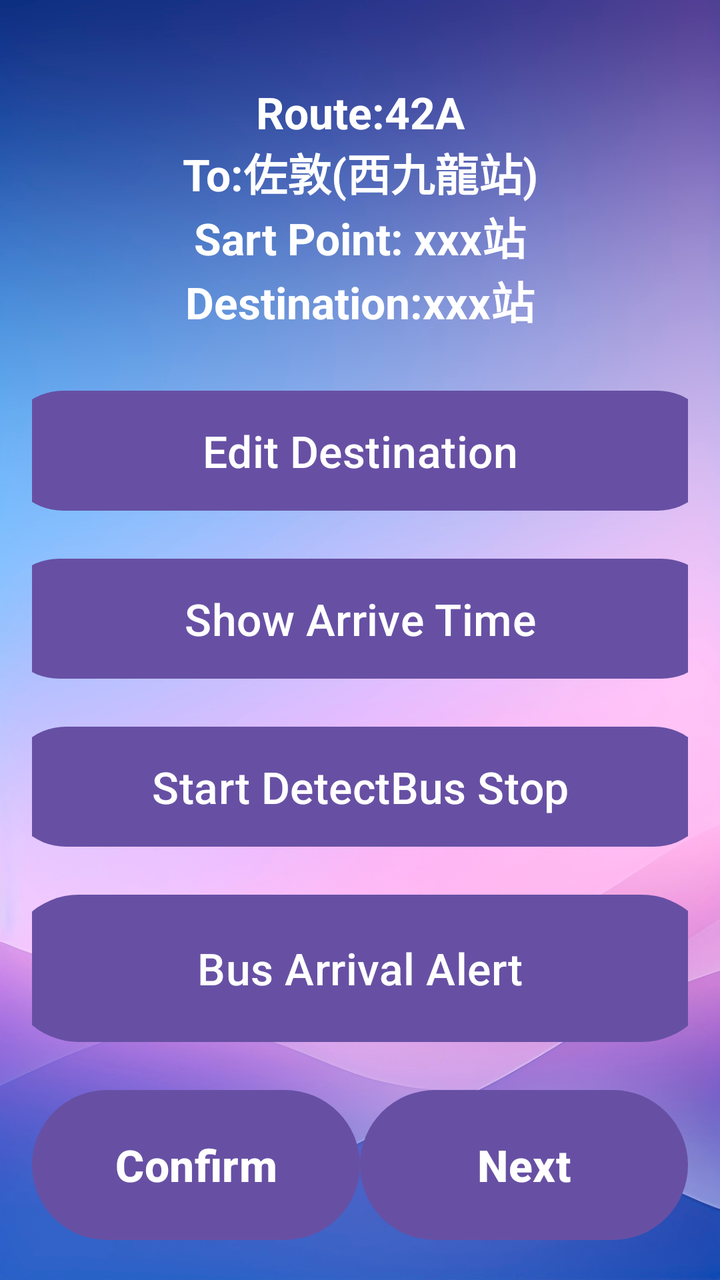
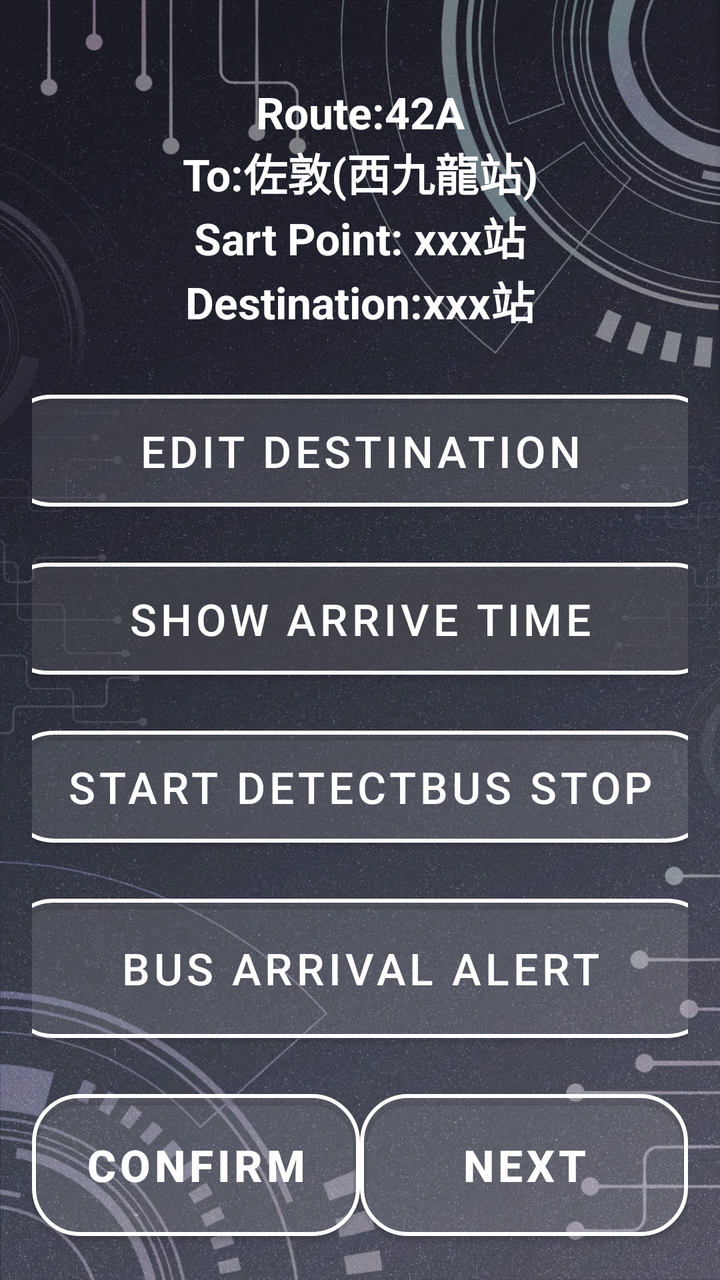

Two renders of the same Android screen: before a commit and after it. Below are the layout's source before the change and the commit's diff.
<!-- AndroidManifest.xml: application theme Theme.VISTA -->
<!-- res/layout/activity_find_bus_stop_menu_page.xml -->
<LinearLayout xmlns:android="http://schemas.android.com/apk/res/android"
    android:id="@+id/main"
    android:layout_width="match_parent"
    android:layout_height="match_parent"
    android:background="@drawable/background"
    android:orientation="vertical"
    android:gravity="center"
    android:padding="16dp"
    android:weightSum="5">

    <TextView
        android:id="@+id/txtFindBusStopMenuPageBusRoute"
        android:layout_width="wrap_content"
        android:layout_height="wrap_content"
        android:text="Route:42A\nTo:佐敦(西九龍站)\nSart Point: xxx站\nDestination:xxx站"
        android:textSize="22sp"
        android:textStyle="bold"
        android:textColor="@color/white"
        android:layout_marginTop="16dp"
        android:layout_weight="1"
        android:gravity="center"/>

    
    <Button
        android:id="@+id/btnFindBusStopMenuPageEditDestination"
        android:layout_width="357dp"
        android:layout_height="wrap_content"
        android:layout_marginTop="16dp"
        android:layout_weight="1"
        android:text="@string/FindBusStopMenuPage_EditDestination"
        android:textSize="22sp" />

    
    <Button
        android:id="@+id/btnFindBusStopMenuPageShowArriveTIme"
        android:layout_width="361dp"
        android:layout_height="wrap_content"
        android:layout_marginTop="16dp"
        android:layout_weight="1"
        android:text="@string/FindBusStopMenuPage_ShowArriveTIme"
        android:textSize="22sp" />

    <Button
        android:id="@+id/btnFindBusStopMenuPageStartDetectBusStop"
        android:layout_width="354dp"
        android:layout_height="wrap_content"
        android:layout_marginTop="16dp"
        android:layout_weight="1"
        android:text="@string/FindBusStopMenuPage_StartDetectBusStop"
        android:textSize="22sp" />

    <Button
        android:id="@+id/btnFindBusStopMenuPageBusArrivalAlert"
        android:layout_width="355dp"
        android:layout_height="63dp"
        android:layout_marginTop="16dp"
        android:layout_weight="1"
        android:text="@string/FindBusStopMenuPage_BusArrivalAlert"
        android:textSize="22sp" />

    
    <LinearLayout
        android:orientation="horizontal"
        android:layout_width="match_parent"
        android:layout_height="wrap_content"
        android:gravity="bottom"
        android:layout_marginTop="16dp"
        android:weightSum="2">

        
        <Button
            android:id="@+id/btnFindBusStopMenuPageConfirm"
            android:layout_width="0dp"
            android:layout_height="83dp"
            android:layout_weight="1"
            android:text="@string/btn_Confirm"
            android:textSize="22sp"
            android:textStyle="bold" />

        
        <Button
            android:id="@+id/btnFindBusStopMenuPageNext"
            android:layout_width="0dp"
            android:layout_height="83dp"
            android:layout_weight="1"
            android:text="@string/btn_next"
            android:textSize="22sp"
            android:textStyle="bold" />
    </LinearLayout>

</LinearLayout>
<!-- resources referenced by this layout -->
<resources>
  <color name="white">#FFFFFFFF</color>
  <!-- drawable background: jpg bitmap (drawable, 544840 bytes) -->
  <string name="FindBusStopMenuPage_BusArrivalAlert">Bus Arrival Alert</string>
  <string name="FindBusStopMenuPage_EditDestination">Edit Destination</string>
  <string name="FindBusStopMenuPage_ShowArriveTIme">Show Arrive Time</string>
  <string name="FindBusStopMenuPage_StartDetectBusStop">Start DetectBus Stop</string>
  <string name="btn_Confirm">Confirm</string>
  <string name="btn_next">Next</string>
  <style name="Theme.VISTA" parent="Base.Theme.VISTA" />
  <style name="Base.Theme.VISTA" parent="Theme.Material3.DayNight.NoActionBar">
          
          
      </style>
</resources>

<!-- the commit's change to res/layout/activity_find_bus_stop_menu_page.xml (unified diff, before → after) -->
@@ -1,4 +1,5 @@
 <LinearLayout xmlns:android="http://schemas.android.com/apk/res/android"
+    xmlns:app="http://schemas.android.com/apk/res-auto"
     android:id="@+id/main"
     android:layout_width="match_parent"
     android:layout_height="match_parent"
@@ -21,8 +22,9 @@
         android:gravity="center"/>
 
     
-    <Button
+    <com.google.android.material.button.MaterialButton
         android:id="@+id/btnFindBusStopMenuPageEditDestination"
+        style="@style/SemiTransparentRoundedButton"
         android:layout_width="357dp"
         android:layout_height="wrap_content"
         android:layout_marginTop="16dp"
@@ -31,8 +33,9 @@
         android:textSize="22sp" />
 
     
-    <Button
+    <com.google.android.material.button.MaterialButton
         android:id="@+id/btnFindBusStopMenuPageShowArriveTIme"
+        style="@style/SemiTransparentRoundedButton"
         android:layout_width="361dp"
         android:layout_height="wrap_content"
         android:layout_marginTop="16dp"
@@ -40,8 +43,9 @@
         android:text="@string/FindBusStopMenuPage_ShowArriveTIme"
         android:textSize="22sp" />
 
-    <Button
+    <com.google.android.material.button.MaterialButton
         android:id="@+id/btnFindBusStopMenuPageStartDetectBusStop"
+        style="@style/SemiTransparentRoundedButton"
         android:layout_width="354dp"
         android:layout_height="wrap_content"
         android:layout_marginTop="16dp"
@@ -49,8 +53,9 @@
         android:text="@string/FindBusStopMenuPage_StartDetectBusStop"
         android:textSize="22sp" />
 
-    <Button
+    <com.google.android.material.button.MaterialButton
         android:id="@+id/btnFindBusStopMenuPageBusArrivalAlert"
+        style="@style/SemiTransparentRoundedButton"
         android:layout_width="355dp"
         android:layout_height="63dp"
         android:layout_marginTop="16dp"
@@ -68,8 +73,9 @@
         android:weightSum="2">
 
         
-        <Button
+        <com.google.android.material.button.MaterialButton
             android:id="@+id/btnFindBusStopMenuPageConfirm"
+            style="@style/SemiTransparentRoundedButton"
             android:layout_width="0dp"
             android:layout_height="83dp"
             android:layout_weight="1"
@@ -78,8 +84,9 @@
             android:textStyle="bold" />
 
         
-        <Button
+        <com.google.android.material.button.MaterialButton
             android:id="@+id/btnFindBusStopMenuPageNext"
+            style="@style/SemiTransparentRoundedButton"
             android:layout_width="0dp"
             android:layout_height="83dp"
             android:layout_weight="1"
@@ -87,5 +94,4 @@
             android:textSize="22sp"
             android:textStyle="bold" />
     </LinearLayout>
-
 </LinearLayout>
<!-- resource entries referenced after the edit -->
@@ -1,17 +1,58 @@
 <!-- resources referenced by this layout -->
 <resources>
-  <color name="white">#FFFFFFFF</color>
-  <!-- drawable background: jpg bitmap (drawable, 544840 bytes) -->
+  <color name="white">#FFFFFF</color>
+  <!-- drawable background: jpeg bitmap (drawable, 288114 bytes) -->
   <string name="FindBusStopMenuPage_BusArrivalAlert">Bus Arrival Alert</string>
   <string name="FindBusStopMenuPage_EditDestination">Edit Destination</string>
   <string name="FindBusStopMenuPage_ShowArriveTIme">Show Arrive Time</string>
   <string name="FindBusStopMenuPage_StartDetectBusStop">Start DetectBus Stop</string>
   <string name="btn_Confirm">Confirm</string>
   <string name="btn_next">Next</string>
-  <style name="Theme.VISTA" parent="Base.Theme.VISTA" />
-  <style name="Base.Theme.VISTA" parent="Theme.Material3.DayNight.NoActionBar">
+  <style name="SemiTransparentRoundedButton" parent="Widget.MaterialComponents.Button">
+          <item name="android:textColor">#FFFFFF</item>
+          <item name="background">@drawable/button_selector</item> 
+          <item name="cornerRadius">24dp</item>
+          <item name="strokeColor">#FFFFFF</item>
+          <item name="strokeWidth">2dp</item>
+          <item name="backgroundTint">#20FFFFFF</item> 
+      </style>
+  <style name="Theme.VISTA" parent="Theme.MaterialComponents.Light.NoActionBar">
           
+          <item name="colorPrimary">@color/semi_transparent_white</item>
+          <item name="colorPrimaryVariant">@color/semi_transparent_white</item>
+          <item name="colorOnPrimary">@color/white</item>
           
       </style>
+  <!-- drawable button_selector (drawable) -->
+  <?xml version="1.0" encoding="utf-8"?>
+  <selector xmlns:android="http://schemas.android.com/apk/res/android">
+      
+      <item android:state_pressed="true">
+          <shape android:shape="rectangle">
+              <solid android:color="#20FFFFFF" /> 
+              <stroke android:width="2dp" android:color="#FFFFFF" />
+              <corners android:radius="24dp" />
+          </shape>
+      </item>
+  
+      
+      <item android:state_selected="true">
+          <shape android:shape="rectangle">
+              <solid android:color="#FFFF00" /> 
+              <stroke android:width="2dp" android:color="#FFFFFF" />
+              <corners android:radius="24dp" />
+          </shape>
+      </item>
+  
+      
+      <item>
+          <shape android:shape="rectangle">
+              <solid android:color="#20FFFFFF" /> 
+              <stroke android:width="2dp" android:color="#FFFFFF" />
+              <corners android:radius="24dp" />
+          </shape>
+      </item>
+  </selector>
+  <color name="semi_transparent_white">#80FFFFFF</color>
 </resources>
 
